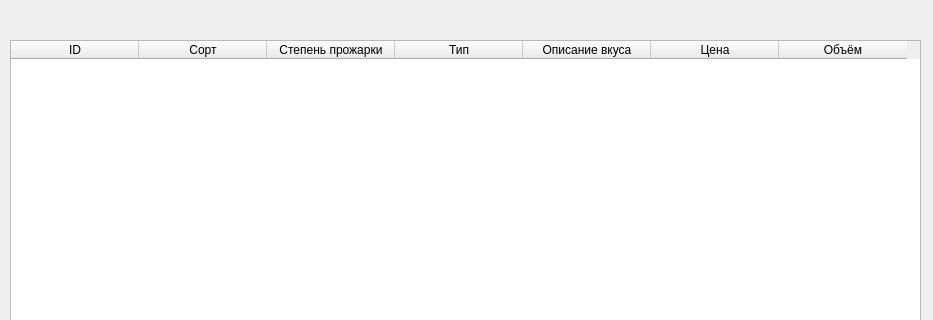
Qt form main.ui (Woolfer0097/cafe-coffee) before a commit; both pictures show x 0 to 933 and y 0 to 320 of the 933 by 609 pixel window.
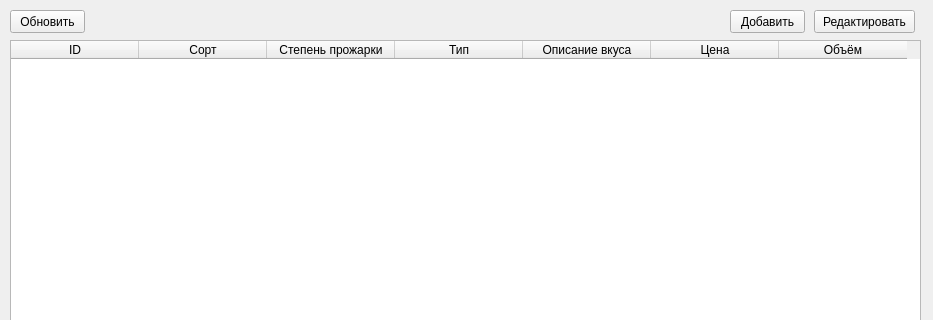
The same form after that commit.

```diff
--- a/main.ui
+++ b/main.ui
@@ -62,6 +62,45 @@
      </property>
     </column>
    </widget>
+   <widget class="QPushButton" name="add_btn">
+    <property name="geometry">
+     <rect>
+      <x>730</x>
+      <y>10</y>
+      <width>75</width>
+      <height>23</height>
+     </rect>
+    </property>
+    <property name="text">
+     <string>Добавить</string>
+    </property>
+   </widget>
+   <widget class="QPushButton" name="edit_btn">
+    <property name="geometry">
+     <rect>
+      <x>814</x>
+      <y>10</y>
+      <width>101</width>
+      <height>23</height>
+     </rect>
+    </property>
+    <property name="text">
+     <string>Редактировать</string>
+    </property>
+   </widget>
+   <widget class="QPushButton" name="update_btn">
+    <property name="geometry">
+     <rect>
+      <x>10</x>
+      <y>10</y>
+      <width>75</width>
+      <height>23</height>
+     </rect>
+    </property>
+    <property name="text">
+     <string>Обновить</string>
+    </property>
+   </widget>
   </widget>
   <widget class="QMenuBar" name="menubar">
    <property name="geometry">
```
